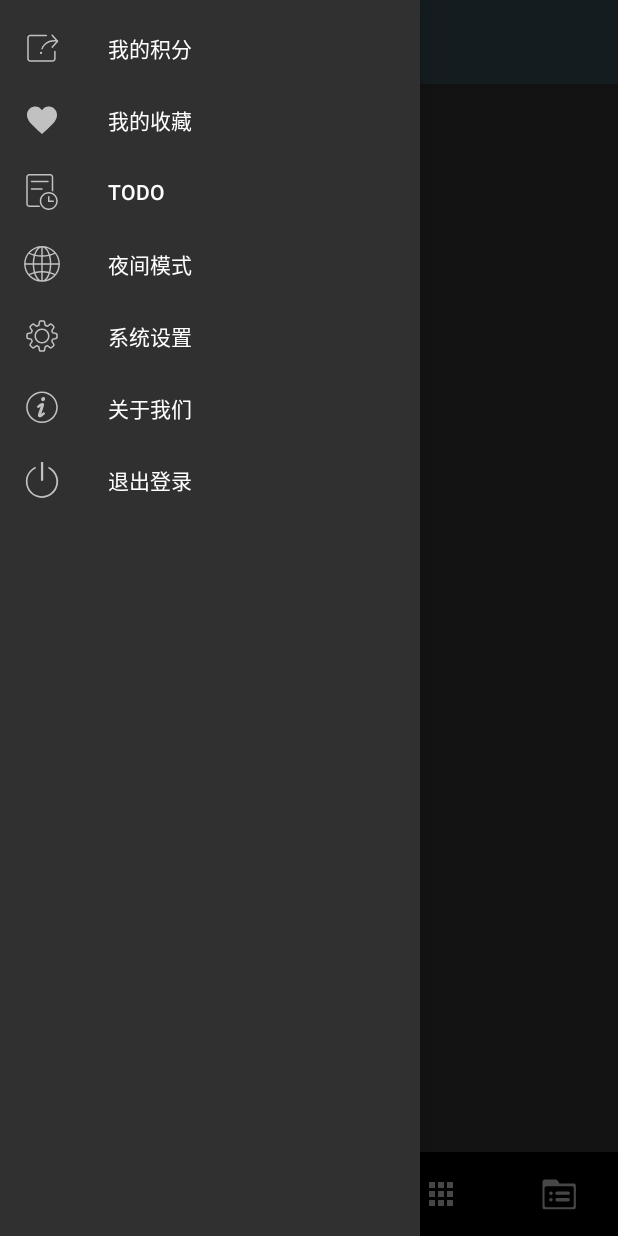
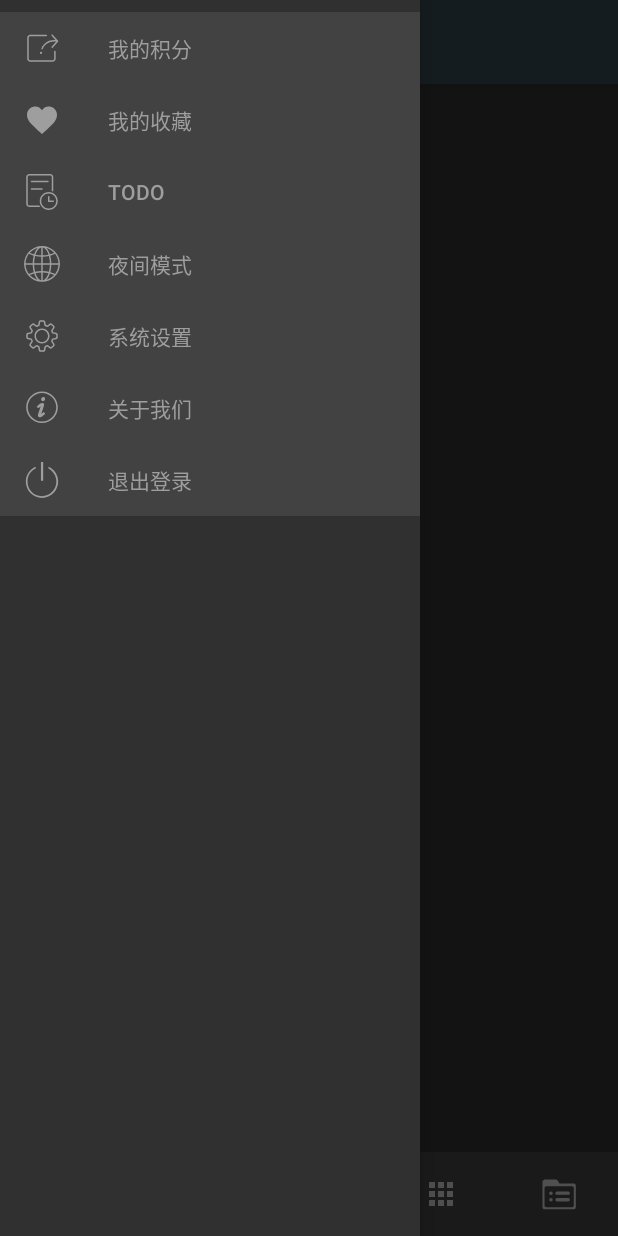
Before and after one commit to xinxxliu-Android/-MVVM, an Android app: the HomeFragment screen opened directly, with no data from a screen before it, with the side drawer open, on a phone screen of 412 x 824 dp. Run offline under Robolectric (Android 15) with nearby library versions, the phone set to English and light mode, and no system bars; our stand-ins replace CircleImageView, EventBus; libraries missing offline, so code that uses them is left out: com.blankj.utilcode, com.chad.library, com.scwang.smart, com.sigmob.windad, com.tencent.mmkv and 1 more; network calls fail; pictures from the network do not load; 26 statements that could not run were skipped.

Commit message:
公众号页面数据完善

```diff
--- a/app/build.gradle.kts
+++ b/app/build.gradle.kts
@@ -1,6 +1,8 @@
 plugins {
     alias(libs.plugins.android.application)
     alias(libs.plugins.kotlin.android)
+//    parcelize 插件
+    id("kotlin-parcelize")
 }
 
 android {
@@ -92,5 +94,7 @@ dependencies {
     implementation (libs.baserecyclerviewadapterhelper)
 //    内存泄露检测
     implementation (libs.leakcanary.android)
+//    ViewPager2
+    implementation("androidx.viewpager2:viewpager2:1.0.0")
 
 }
--- a/app/src/main/java/com/example/mvvmdemo/MainActivity.kt
+++ b/app/src/main/java/com/example/mvvmdemo/MainActivity.kt
@@ -13,6 +13,7 @@ import com.example.mvvmdemo.base.BaseActivity
 import com.example.mvvmdemo.databinding.ActivityMainBinding
 import com.example.mvvmdemo.fragment.CollectFragment
 import com.example.mvvmdemo.fragment.HomeFragment
+import com.example.mvvmdemo.fragment.OfficialFragment
 import com.example.mvvmdemo.fragment.SquareFragment
 import com.example.mvvmdemo.utils.UserManager
 import com.example.mvvmdemo.vm.MainViewModel
@@ -30,12 +31,14 @@ class MainActivity : BaseActivity<ActivityMainBinding, MainViewModel>(), Toolbar
     private lateinit var homeFragment: HomeFragment
     private lateinit var squareFragment: SquareFragment
     private lateinit var collectFragment: CollectFragment
+    private lateinit var officialFragment : OfficialFragment
     private var currentFragmentTag: String = "" // Keep track of current fragment by tag
 
     companion object {
         private const val TAG_HOME_FRAGMENT = "HomeFragment"
         private const val TAG_SQUARE_FRAGMENT = "SquareFragment"
         private const val TAG_COLLECT_FRAGMENT = "CollectFragment"
+        private const val TAG_OFFICIAL_FRAGMENT = "OfficialFragment"
     }
 
     override fun getViewBinding() = ActivityMainBinding.inflate(layoutInflater)
@@ -77,6 +80,7 @@ class MainActivity : BaseActivity<ActivityMainBinding, MainViewModel>(), Toolbar
         homeFragment = supportFragmentManager.findFragmentByTag(TAG_HOME_FRAGMENT) as? HomeFragment ?: HomeFragment()
         squareFragment = supportFragmentManager.findFragmentByTag(TAG_SQUARE_FRAGMENT) as? SquareFragment ?: SquareFragment()
         collectFragment = supportFragmentManager.findFragmentByTag(TAG_COLLECT_FRAGMENT) as? CollectFragment ?: CollectFragment()
+        officialFragment = supportFragmentManager.findFragmentByTag(TAG_OFFICIAL_FRAGMENT) as? OfficialFragment ?: OfficialFragment()
 
         // Add fragments if they haven't been added yet
         if (!homeFragment.isAdded) {
@@ -87,6 +91,9 @@ class MainActivity : BaseActivity<ActivityMainBinding, MainViewModel>(), Toolbar
         }
         if (!collectFragment.isAdded) {
             supportFragmentManager.beginTransaction().add(R.id.fragment_container, collectFragment, TAG_COLLECT_FRAGMENT).hide(collectFragment).commit()
+        }
+        if (!officialFragment.isAdded){
+            supportFragmentManager.beginTransaction().add(R.id.fragment_container, officialFragment, TAG_OFFICIAL_FRAGMENT).hide(officialFragment).commit()
         }
 
         switchFragment(homeFragment, TAG_HOME_FRAGMENT)
@@ -128,6 +135,7 @@ class MainActivity : BaseActivity<ActivityMainBinding, MainViewModel>(), Toolbar
             when (item.itemId) {
                 R.id.action_home -> switchFragment(homeFragment, TAG_HOME_FRAGMENT)
                 R.id.action_square -> switchFragment(squareFragment, TAG_SQUARE_FRAGMENT)
+                R.id.action_wechat -> switchFragment(officialFragment, TAG_OFFICIAL_FRAGMENT)
             }
             true
         }
@@ -173,6 +181,7 @@ class MainActivity : BaseActivity<ActivityMainBinding, MainViewModel>(), Toolbar
             TAG_HOME_FRAGMENT -> getString(R.string.home)
             TAG_SQUARE_FRAGMENT -> getString(R.string.square)
             TAG_COLLECT_FRAGMENT -> getString(R.string.collect)
+            TAG_OFFICIAL_FRAGMENT ->getString(R.string.wechat)
             else -> getString(R.string.app_name)
         }
         updateToolbarTitle(title)
--- a/app/src/main/java/com/example/mvvmdemo/adapter/ArticleAdapter.kt
+++ b/app/src/main/java/com/example/mvvmdemo/adapter/ArticleAdapter.kt
@@ -198,4 +198,21 @@ class ArticleAdapter : BaseQuickAdapter<Article, BaseViewHolder>
         data.clear()
         notifyDataSetChanged()
     }
+
+    /**
+     * 清理所有资源
+     * 在Fragment销毁时调用
+     */
+    fun cleanup() {
+        // 清理监听器
+        onLikeClickListener = null
+        activityContext = null
+        // 清理收藏状态
+        collectedArticles.clear()
+        // 清理数据
+        data.clear()
+        // 移除所有监听器
+        setOnItemClickListener(null)
+        setOnItemLongClickListener(null)
+    }
 }
--- /dev/null
+++ b/app/src/main/java/com/example/mvvmdemo/fragment/OfficialFragment.kt
@@ -0,0 +1,136 @@
+package com.example.mvvmdemo.fragment
+
+import android.os.Bundle
+import android.view.LayoutInflater
+import android.view.ViewGroup
+import androidx.fragment.app.viewModels
+import androidx.lifecycle.lifecycleScope
+import androidx.viewpager2.widget.ViewPager2
+import com.blankj.utilcode.util.ToastUtils
+import com.example.mvvmdemo.adapter.OfficialAccountAdapter
+import com.example.mvvmdemo.adapter.OfficialPagerAdapter
+import com.example.mvvmdemo.base.BaseFragment
+import com.example.mvvmdemo.data.OfficialAccount
+import com.example.mvvmdemo.databinding.FragmentOfficialBinding
+import com.example.mvvmdemo.net.UiState
+import com.example.mvvmdemo.vm.OfficialFragmentViewModel
+import com.google.android.material.tabs.TabLayoutMediator
+import kotlinx.coroutines.launch
+
+class OfficialFragment : BaseFragment<FragmentOfficialBinding, OfficialFragmentViewModel>() {
+    override val viewModel: OfficialFragmentViewModel by viewModels()
+
+    private var pagerAdapter: OfficialPagerAdapter? = null
+
+    //    private lateinit var officialAccountAdapter: OfficialAccountAdapter
+    companion object {
+        private const val ARG_OFFICIAL_ACCOUNT = "official_account"
+
+        fun newInstance(officialAccount: OfficialAccount): OfficialArticleFragment {
+            return OfficialArticleFragment().apply {
+                arguments = Bundle().apply {
+                    putParcelable(ARG_OFFICIAL_ACCOUNT, officialAccount)
+                }
+            }
+        }
+    }
+
+    override fun getViewBinding(
+        inflater: LayoutInflater,
+        container: ViewGroup?
+    ) = FragmentOfficialBinding.inflate(inflater, container, false)
+
+    override fun initView() {
+        super.initView()
+        setupViewPager()
+    }
+
+    override fun observeViewModel() {
+        lifecycleScope.launch {
+            viewModel.officialAccounts.collect { state ->
+                when (state) {
+                    is UiState.Loading -> {
+                        // 显示加载状态
+                        showLoading()
+                    }
+
+                    is UiState.Success -> {
+                        // 显示公众号列表
+                        showOfficialAccounts(state.data)
+                    }
+
+                    is UiState.Error -> {
+                        // 显示错误状态
+                        showError(state.message)
+                    }
+
+                    else -> {
+                        // 处理其他状态
+                    }
+                }
+            }
+        }
+    }
+
+    override fun showEmptyView() {
+        // 显示空状态
+        binding.stateLayout.showEmpty()
+    }
+
+    override fun onResume() {
+        super.onResume()
+        // 页面恢复时获取公众号列表
+        viewModel.getOfficialAccounts()
+    }
+
+    /**
+     * 设置ViewPager
+     */
+    private fun setupViewPager() {
+        binding.viewPager.orientation = ViewPager2.ORIENTATION_HORIZONTAL
+    }
+
+    /**
+     * 显示公众号Tab列表
+     */
+    private fun showOfficialAccounts(accounts: List<OfficialAccount>) {
+        if (accounts.isEmpty()) {
+            showEmptyView()
+        } else {
+            binding.stateLayout.showContent()
+            setupTabs(accounts)
+        }
+    }
+
+    /**
+     * 设置Tab
+     */
+    private fun setupTabs(accounts: List<OfficialAccount>) {
+        // 创建ViewPager适配器
+        pagerAdapter = OfficialPagerAdapter(requireActivity(), accounts)
+        binding.viewPager.adapter = pagerAdapter
+
+        // 设置TabLayout和ViewPager的联动
+        TabLayoutMediator(binding.tabLayout, binding.viewPager) { tab, position ->
+            tab.text = pagerAdapter?.getPageTitle(position)
+        }.attach()
+    }
+
+    /**
+     * 处理公众号点击事件
+     */
+    private fun onOfficialAccountClick(account: com.example.mvvmdemo.data.OfficialAccount) {
+        // TODO: 跳转到公众号详情页面或文章列表页面
+        // 可以传递account.id作为参数
+        ToastUtils.showShort("点击了公众号: ${account.name}")
+    }
+
+    /**
+     * 显示加载状态
+     */
+    override fun showLoading() {
+        binding.stateLayout.showLoading()
+    }
+
+
+}
--- a/app/src/main/java/com/example/mvvmdemo/net/ApiService.kt
+++ b/app/src/main/java/com/example/mvvmdemo/net/ApiService.kt
@@ -3,6 +3,7 @@ package com.example.mvvmdemo.net
 import com.example.mvvmdemo.base.BaseResponse
 import com.example.mvvmdemo.data.ArticlePage
 import com.example.mvvmdemo.data.Banner
+import com.example.mvvmdemo.data.OfficialAccount
 import com.example.mvvmdemo.data.User
 import retrofit2.http.Field
 import retrofit2.http.FormUrlEncoded
@@ -63,4 +64,19 @@ interface ApiService {
     @GET("lg/collect/list/{page}/json")
     suspend fun getCollectedArticles(@Path("page") page: Int): BaseResponse<ArticlePage>
 
+    /**
+     * 获取公众号列表
+     */
+    @GET("wxarticle/chapters/json")
+    suspend fun getWxArticle(): BaseResponse<List<OfficialAccount>>
+
+    /**
+     * 获取公众号文章列表
+     */
+    @GET("wxarticle/list/{officialAccountId}/{page}/json")
+    suspend fun getOfficialArticles(
+        @Path("officialAccountId") officialAccountId: Int,
+        @Path("page") page: Int
+    ): BaseResponse<ArticlePage>
+
 }
--- a/app/src/main/java/com/example/mvvmdemo/repository/HomeRepository.kt
+++ b/app/src/main/java/com/example/mvvmdemo/repository/HomeRepository.kt
@@ -4,6 +4,7 @@ import com.blankj.utilcode.util.LogUtils
 import com.example.mvvmdemo.base.BaseRepository
 import com.example.mvvmdemo.data.Article
 import com.example.mvvmdemo.data.Banner
+import com.example.mvvmdemo.data.OfficialAccount
 import com.example.mvvmdemo.net.ApiService
 import com.example.mvvmdemo.net.RetrofitClient
 import com.example.mvvmdemo.net.UiState
@@ -37,4 +38,35 @@ class HomeRepository : BaseRepository() {
             }
         }
     }
+
+    /**
+     * 获取公众号列表
+     */
+    suspend fun getOfficialAccounts(): UiState<List<OfficialAccount>> {
+        return safeApiCall {
+            val resp = api.getWxArticle()
+            if (resp.errorCode == 0) {
+                resp.data ?: emptyList()
+            } else {
+                throw Exception(resp.errorMsg ?: "未知错误")
+            }
+        }
+    }
+
+    /**
+     * 获取公众号文章列表
+     * @param officialAccountId 公众号Id
+     * @param page 取值范围 1-40 不传则使用默认值，一旦传入了 page_size，后续该接口分页都需要带上，否则会造成分页读取错误。
+     */
+    suspend fun getOfficialArticles(officialAccountId: Int, page: Int = 1): UiState<List<Article>> {
+        return safeApiCall {
+            val resp = api.getOfficialArticles(officialAccountId, page)
+            if (resp.errorCode == 0) {
+                val articles = resp.data?.datas ?: emptyList()
+                articles
+            } else {
+                throw Exception(resp.errorMsg ?: "未知错误")
+            }
+        }
+    }
 }
--- /dev/null
+++ b/app/src/main/java/com/example/mvvmdemo/vm/OfficialFragmentViewModel.kt
@@ -0,0 +1,35 @@
+package com.example.mvvmdemo.vm
+
+import androidx.lifecycle.viewModelScope
+import com.example.mvvmdemo.base.BaseViewModel
+import com.example.mvvmdemo.data.OfficialAccount
+import com.example.mvvmdemo.net.UiState
+import com.example.mvvmdemo.repository.HomeRepository
+import kotlinx.coroutines.flow.MutableStateFlow
+import kotlinx.coroutines.flow.StateFlow
+import kotlinx.coroutines.launch
+
+class OfficialFragmentViewModel : BaseViewModel() {
+
+    private val repository = HomeRepository()
+
+    private val _officialAccounts = MutableStateFlow<UiState<List<OfficialAccount>>>(UiState.Loading)
+    val officialAccounts: StateFlow<UiState<List<OfficialAccount>>> = _officialAccounts
+
+    /**
+     * 获取公众号列表
+     */
+    fun getOfficialAccounts() {
+        viewModelScope.launch {
+            _officialAccounts.value = UiState.Loading
+            _officialAccounts.value = repository.getOfficialAccounts()
+        }
+    }
+
+    /**
+     * 刷新公众号列表
+     */
+    fun refreshOfficialAccounts() {
+        getOfficialAccounts()
+    }
+}
--- a/app/src/main/res/layout/activity_main.xml
+++ b/app/src/main/res/layout/activity_main.xml
@@ -32,13 +32,17 @@
             android:layout_width="match_parent"
             android:layout_height="wrap_content"
             app:layout_constraintBottom_toBottomOf="parent"
+            android:background="@color/viewBackground"
             app:menu="@menu/menu_main" />
     </androidx.constraintlayout.widget.ConstraintLayout>
-
     <com.google.android.material.navigation.NavigationView
         android:id="@+id/nav_view"
         android:layout_width="wrap_content"
         android:layout_height="match_parent"
         android:layout_gravity="start"
+        android:fitsSystemWindows="true"
+        app:itemTextColor="@color/item_nav_color_tv"
+        app:itemIconTint="@color/item_nav_color_tv"
+        app:itemBackground="@color/viewBackground"
         app:menu="@menu/menu_drawer" />
 </androidx.drawerlayout.widget.DrawerLayout>
--- a/app/src/main/res/menu/menu_drawer.xml
+++ b/app/src/main/res/menu/menu_drawer.xml
@@ -3,29 +3,29 @@
     <item
         android:id="@+id/my_ji_fen"
         android:icon="@drawable/ic_share_white_24dp"
-        android:title="我的积分" />
+        android:title="@string/nav_my_score" />
     <item
         android:id="@+id/nav_favorite"
         android:icon="@drawable/ic_action_white_like"
-        android:title="我的收藏" />
+        android:title="@string/nav_my_collect" />
     <item
         android:id="@+id/nav_todo"
         android:icon="@drawable/ic_todo_24dp"
-        android:title="TODO" />
+        android:title="@string/nav_todo" />
     <item
         android:id="@+id/light_model"
         android:icon="@drawable/ic_action_browser"
-        android:title="夜间模式" />
+        android:title="@string/nav_night_mode" />
     <item
         android:id="@+id/nav_settings"
         android:icon="@drawable/ic_setting_24dp"
-        android:title="系统设置" />
+        android:title="@string/nav_setting" />
     <item
         android:id="@+id/about"
         android:icon="@drawable/ic_about_us_white_24dp"
-        android:title="关于我们" />
+        android:title="@string/nav_about_us" />
     <item
         android:id="@+id/logout"
         android:icon="@drawable/ic_logout_white_24dp"
-        android:title="退出登录" />
+        android:title="@string/nav_logout" />
 </menu>
```
Also changed, not shown: app/src/main/AndroidManifest.xml (+5 -29 lines), app/src/main/java/com/example/mvvmdemo/data/ArticlePage.kt (+6 -1 lines), app/src/main/java/com/example/mvvmdemo/fragment/CollectFragment.kt (+27 -7 lines), app/src/main/java/com/example/mvvmdemo/fragment/HomeFragment.kt (+6 -1 lines), app/src/main/res/layout/fragment_official.xml (added, +43 -0 lines), app/src/main/res/values-night/themes.xml (+7 -0 lines), app/src/main/res/values/themes.xml (+7 -0 lines), 1 other file.
